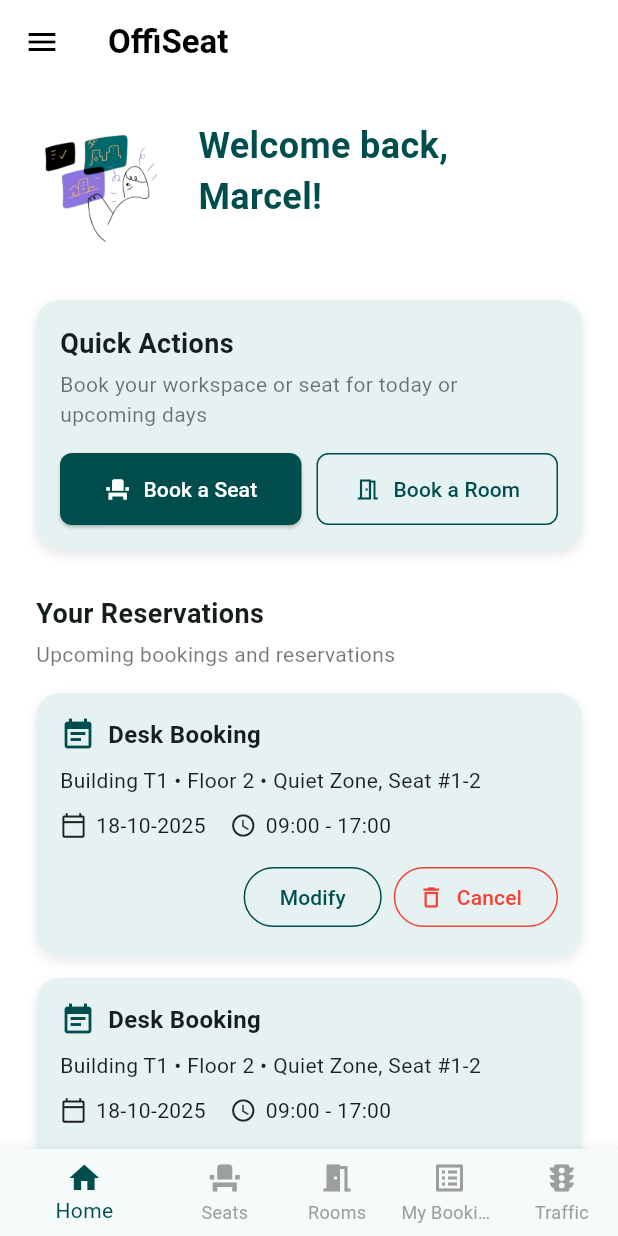
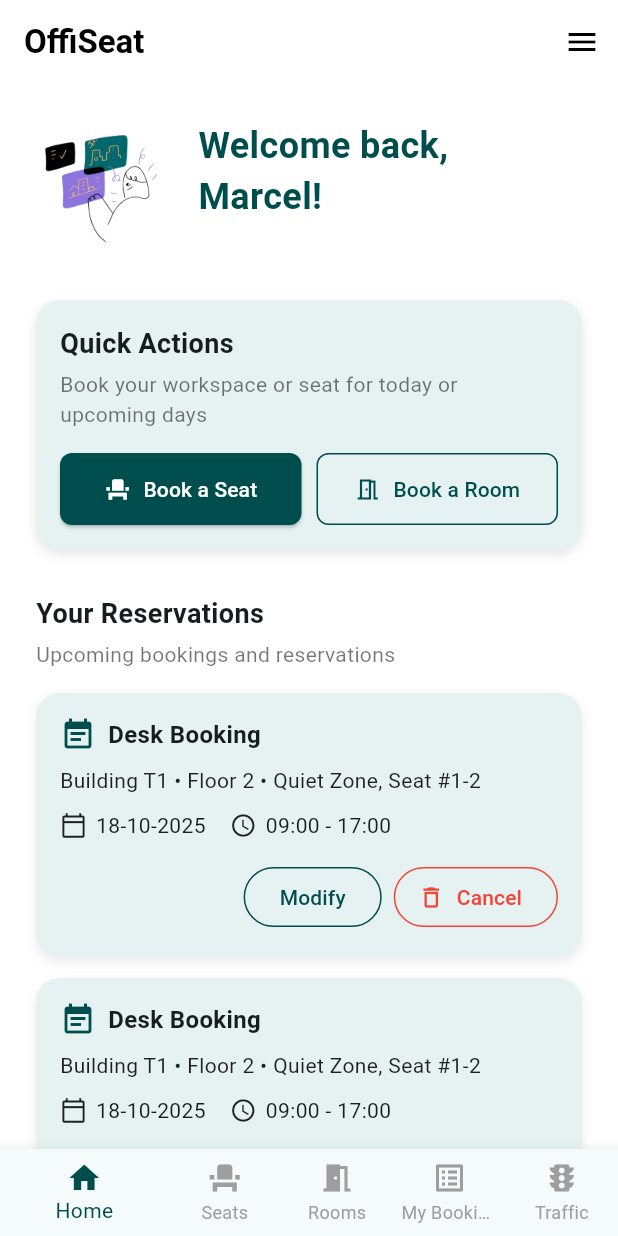
Before and after one commit to ITSSBackToSchool/echipa2-mobile, a Flutter app: the DashboardPage screen opened by its route, on a phone screen of 412 x 824 dp. Run offline on Flutter 3.47's test engine with Material 3 defaults, Android fonts, the phone set to English and light mode, and no system bars; Roboto replaces fonts that are missing (Poppins).

Commit message:
Update dashboard_page.dart

```diff
--- a/lib/pages/dashboard_page.dart
+++ b/lib/pages/dashboard_page.dart
@@ -41,14 +41,25 @@ class DashboardPage extends StatelessWidget {
       },
     ];
 
+    final GlobalKey<ScaffoldState> _scaffoldKey = GlobalKey<ScaffoldState>();
+
     return Scaffold(
+      key: _scaffoldKey,
       backgroundColor: Colors.white,
       appBar: AppBar(
         title: const Text("OffiSeat", style: TextStyle(fontWeight: FontWeight.bold)),
         backgroundColor: Colors.white,
         foregroundColor: Colors.black,
         elevation: 0,
-        // No actions: use default leading hamburger for Drawer on the left
+        automaticallyImplyLeading: false,
+        actions: [
+          IconButton(
+            icon: const Icon(Icons.menu),
+            onPressed: () {
+              _scaffoldKey.currentState?.openDrawer();
+            },
+          ),
+        ],
       ),
       drawer: Drawer(
         child: SafeArea(
@@ -71,10 +82,11 @@ class DashboardPage extends StatelessWidget {
               ),
               // Navigation items (match bottom nav)
               _navItem(context, Icons.home, 'Home', '/dashboard'),
-              _navItem(context, Icons.event_seat, 'Seats', '/book_date'),
-              _navItem(context, Icons.meeting_room, 'Rooms', '/book_room'),
+              _navItem(context, Icons.event_seat, 'Book My Seat', '/book_date'),
+              _navItem(context, Icons.meeting_room, 'Book An Office', '/book_room'),
               _navItem(context, Icons.list_alt, 'My Bookings', '/my_bookings'),
               _navItem(context, Icons.traffic, 'Traffic', '/traffic'),
+              _navItem(context, Icons.wb_sunny, 'Weather', '/weather'),
               const Divider(),
               // Additional pages
               _navItem(context, Icons.login, 'Login', '/login'),
```
